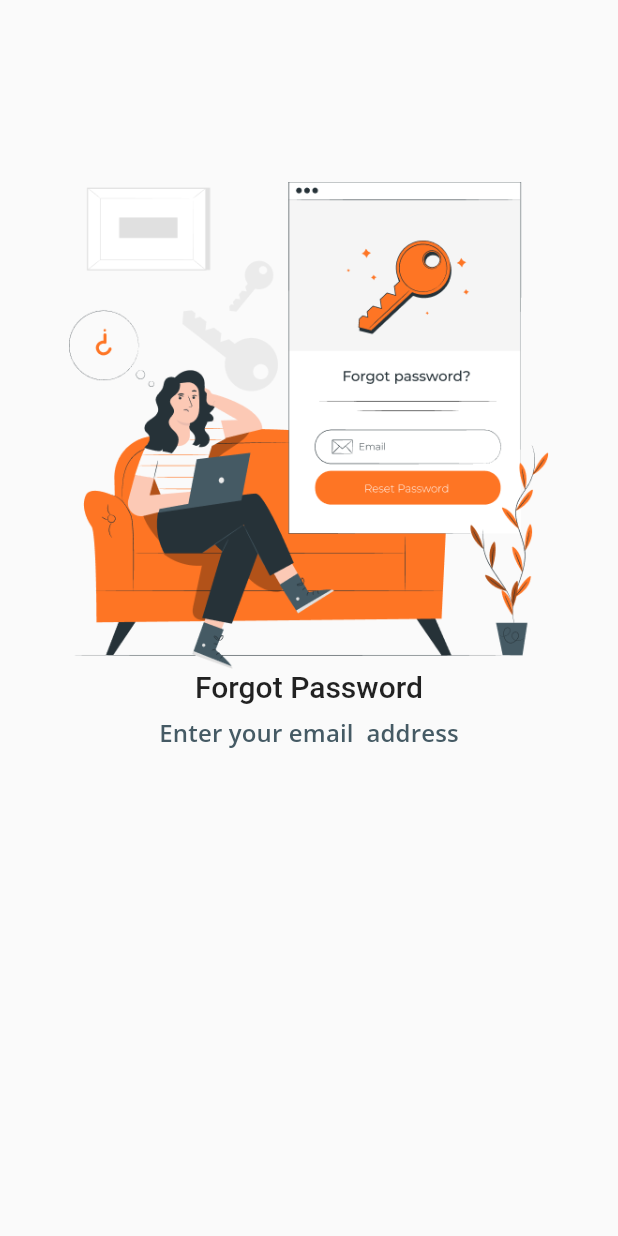
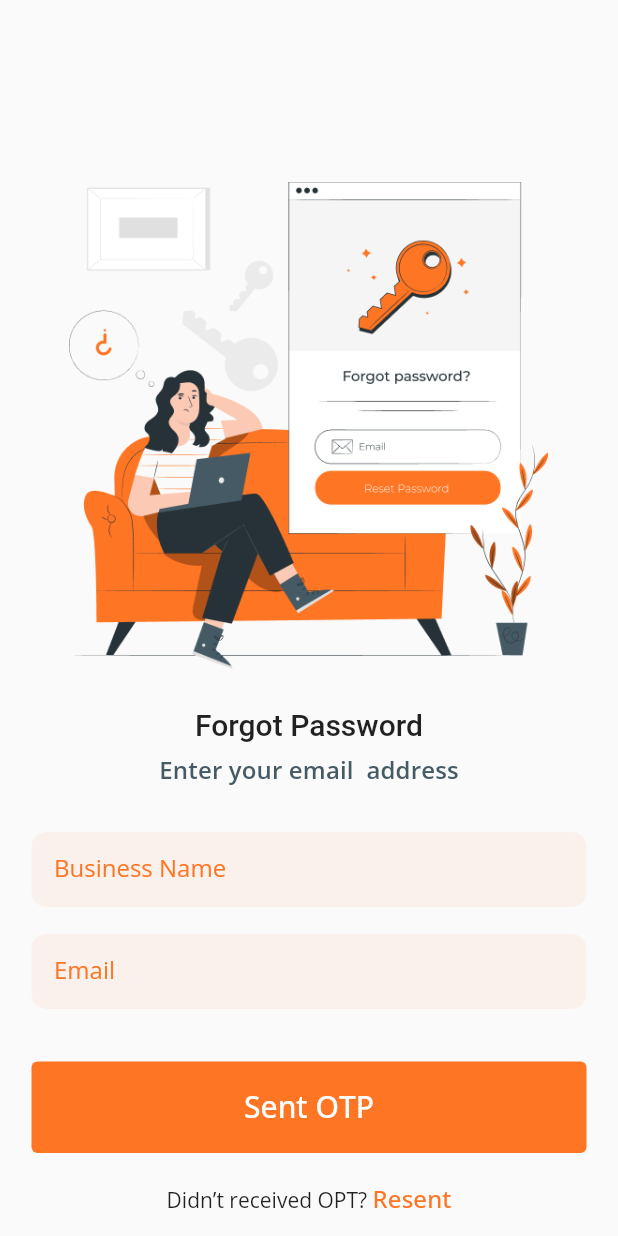
Before and after one commit to aninarafath6/flutter-auth-with-REST-API, a Flutter app: the ForgotPassWord screen opened by its route, on a phone screen of 412 x 824 dp. Run offline on Flutter 3.47's test engine with Material 2 defaults, Android fonts, the phone set to English and light mode, and no system bars; our stand-ins replace get, google_fonts, remixicon; statements that could not run were skipped.

Commit message:
forgot password page ui🔮:

```diff
--- a/lib/views/authentication/forgot/forgot_password.dart
+++ b/lib/views/authentication/forgot/forgot_password.dart
@@ -2,6 +2,9 @@ import 'package:flutter/material.dart';
 import 'package:karmalab_assignment/constants/image_constants.dart';
 import 'package:karmalab_assignment/constants/size_constants.dart';
 import 'package:karmalab_assignment/views/authentication/widget/auth_header.dart';
+import 'package:karmalab_assignment/widgets/custom_button.dart';
+import 'package:karmalab_assignment/widgets/custom_input.dart';
+import 'package:karmalab_assignment/widgets/fancy2_text.dart';
 
 class ForgotPassWord extends StatelessWidget {
   const ForgotPassWord({Key? key}) : super(key: key);
@@ -22,9 +25,26 @@ class ForgotPassWord extends StatelessWidget {
               AppImages.forgotImage,
               width: AppSizes.onboardingImageSize,
             ),
-            AuthHeader(
+            const SizedBox(height: 25),
+            const AuthHeader(
               title: "Forgot Password",
               subTitle: "Enter your email  address",
+            ),
+            const SizedBox(height: 30),
+            const CustomInputFelid(
+              hint: "Business Name",
+              lowerMargin: true,
+            ),
+            const CustomInputFelid(
+              hint: "Email",
+              keyboardType: TextInputType.emailAddress,
+            ),
+            const CustomButton(label: "Sent OTP"),
+            const SizedBox(height: 20),
+            const Fancy2Text(
+              first: "Didn’t received OPT? ",
+              second: "Resent",
+              isCenter: true,
             )
           ],
         ),
--- a/lib/views/authentication/login/login_view.dart
+++ b/lib/views/authentication/login/login_view.dart
@@ -55,7 +55,7 @@ class _LoginViewState extends State<LoginView> {
                     second: " Sign Up",
                     isCenter: true,
                   ),
-                  const SizedBox(height: 35),
+                  const SizedBox(height: 50),
                   SocialMediaAuthArea()
                 ],
               ),
```
Also changed, not shown: lib/views/authentication/verification/verification_view.dart (added, +13 -0 lines).
